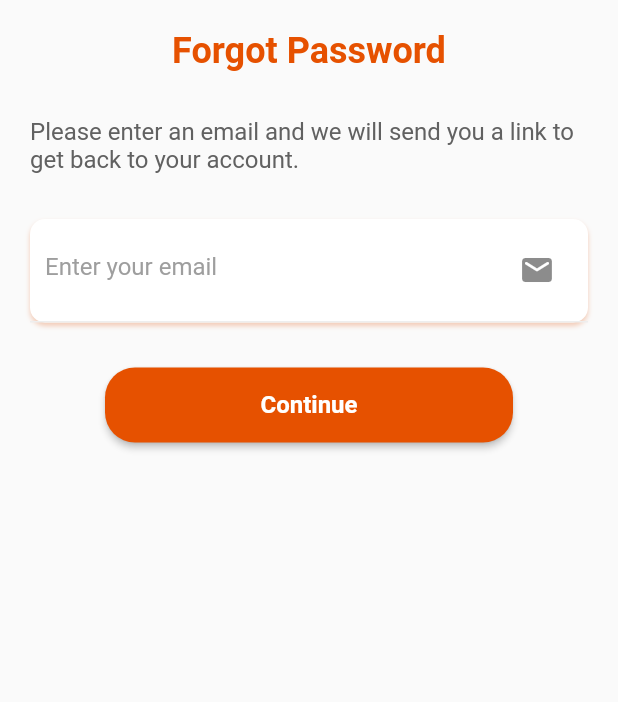
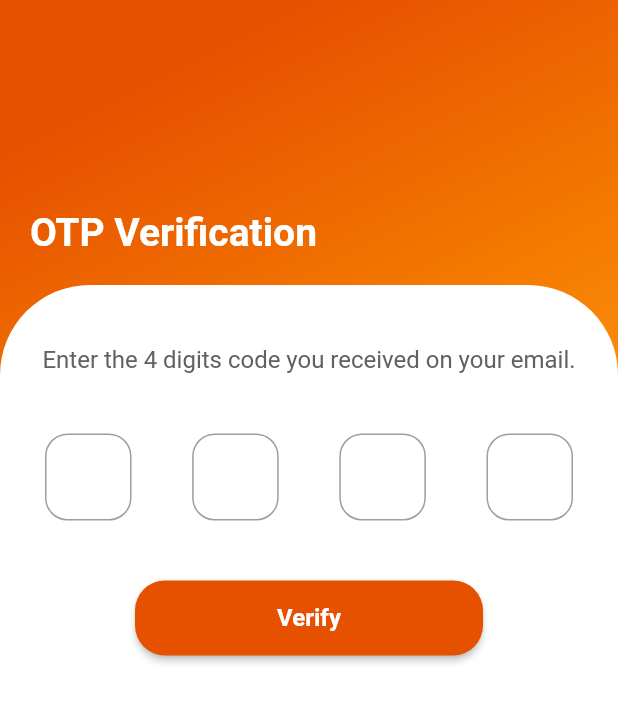
Before and after one commit to divyapanthi/event_app_flutter, a Flutter app: the ForgotPassword screen opened directly, after a tap on "Continue", on a phone screen of 412 x 824 dp. Shown: the top 702 px of the screen. Run offline on Flutter 3.47's test engine with Material 2 defaults, Android fonts, the phone set to English and light mode, and no system bars; our stand-ins replace flutter_svg.

Commit message:
Add forgot password sreen and otp screen UI

```diff
--- a/lib/src/core/constant/custom_header_decoration.dart
+++ b/lib/src/core/constant/custom_header_decoration.dart
@@ -18,7 +18,7 @@ customHeaderTextWidget(text1, text2){
         style: TextStyle(color: Colors.white, fontSize: 40),
       ),
       SizedBox(
-        height: 10,
+        height: 5,
       ),
       Text(
         "$text2",
--- /dev/null
+++ b/lib/src/core/constant/otp_input_decoration.dart
@@ -0,0 +1,14 @@
+import 'package:flutter/material.dart';
+
+final otpInputDecoration = InputDecoration(
+    contentPadding: EdgeInsets.symmetric(vertical: 15, horizontal: 15),
+    enabledBorder: outlineInputBorder(),
+    focusedBorder: outlineInputBorder(),
+);
+
+OutlineInputBorder outlineInputBorder(){
+  return OutlineInputBorder(
+      borderRadius: BorderRadius.circular(15),
+      borderSide: BorderSide(color: Colors.grey[500])
+  );
+}
--- a/lib/src/screens/forgot_password.dart
+++ b/lib/src/screens/forgot_password.dart
@@ -1,5 +1,7 @@
 import 'package:flutter/material.dart';
 import 'package:ui_designs/src/core/constant/custom_form_decoration.dart';
+import 'package:ui_designs/src/core/constant/custom_header_decoration.dart';
+import 'package:ui_designs/src/screens/otp_screen.dart';
 import 'package:ui_designs/src/widgets/custom_submit_button.dart';
 import 'package:ui_designs/src/widgets/custom_text_field.dart';
 
@@ -8,32 +10,33 @@ class ForgotPassword extends StatelessWidget {
 
   @override
   Widget build(BuildContext context) {
-    return Container(
-        height: 330,
+    return Scaffold(
+      resizeToAvoidBottomInset: false,
+      body: Container(
           width: double.infinity,
-        // decoration: customHeaderDecoration(),
+          decoration: customHeaderDecoration(),
           child: Column(
-          crossAxisAlignment: CrossAxisAlignment.center,
+            crossAxisAlignment: CrossAxisAlignment.start,
             children: <Widget> [
-            SizedBox(height: 10,),
+              SizedBox(height: 120,),
               Padding(
-              padding: const EdgeInsets.all(10),
+                padding: const EdgeInsets.all(20),
                 child: Text("Forgot Password", style: TextStyle(
                   fontWeight: FontWeight.bold,
-                color: Colors.orange[900],
-                fontSize: 24,
+                  color: Colors.white,
+                  fontSize: 26,
                 ),
                 )
               ),
               Expanded(
                   child: Container(
-                  // decoration: customDesignRadius(),
+                    decoration: customDesignRadius(),
                     child: Padding(
-                    padding: const EdgeInsets.all(20.0),
+                      padding: const EdgeInsets.all(25.0),
                       child: Column(
                         children: [
-                        // SizedBox(height: 2,),
-                        Text("Please enter an email and we will send you a link to get back to your account.",
+                          SizedBox(height: 20,),
+                          Text("Please enter your email and we will send you a 4 digits code to your email.",
                             style: TextStyle(
                               fontSize: 16,
                               color: Colors.grey[700],
@@ -44,12 +47,17 @@ class ForgotPassword extends StatelessWidget {
                             decoration: customFormDecoration(),
                             child: Column(
                               children: <Widget> [
-                              CustomTextField(hintText: "Enter your email", suffix: Icon(Icons.email_rounded),)
+                                CustomTextField(hintText: "Enter your email", suffix: Icon(Icons.email_rounded, color: Colors.orange[900],),)
                               ],
                             ),
                           ),
                           SizedBox(height: 30,),
-                        SubmitButton(buttonText: "Continue"),
+                          SubmitButton(buttonText: "Continue", onPressed: () {
+                            Navigator.of(context)
+                                .push(MaterialPageRoute(builder: (ctx) {
+                            return OTPScreen();
+                            }));
+                          },),
                         ],
                       ),
                     ),
@@ -57,6 +65,7 @@ class ForgotPassword extends StatelessWidget {
               )
             ]
           )
+        ),
     );
   }
 }
--- a/lib/src/screens/login.dart
+++ b/lib/src/screens/login.dart
@@ -39,31 +39,18 @@ class Login extends StatelessWidget {
                           child: Column(
                             children: <Widget>[
                               CustomTextField(hintText: "Email or Phone Number"),
-                              CustomTextField(hintText: "Password"),
+                              CustomTextField(hintText: "Password",obscureText: true,),
                             ],
                           ),
                         ),
                         SizedBox(height: 25,),
                         GestureDetector(
-                          onTap: (){
-                            showModalBottomSheet(
-                                context: context,
-                                builder: (context) {
-                                  return ForgotPassword();
-                            },
-                            shape: RoundedRectangleBorder(
-                            borderRadius: BorderRadius.vertical(
-                            top: Radius.circular(50),
-                            ),
-                            ),
-                          );// ModalBottomSheet
+                          onTap: () {
+                            Navigator.of(context)
+                                .push(MaterialPageRoute(builder: (ctx) {
+                              return ForgotPassword();
+                            }));
                           },
-                          // onTap: () {
-                          //   Navigator.of(context)
-                          //       .push(MaterialPageRoute(builder: (ctx) {
-                          //     return ForgotPassword();
-                          //   }));
-                          // },
                           child: Text(
                             "Forgot Password?",
                             style: TextStyle(color: Colors.grey, decoration: TextDecoration.underline),
--- /dev/null
+++ b/lib/src/screens/otp_screen.dart
@@ -0,0 +1,59 @@
+import 'package:flutter/material.dart';
+import 'package:ui_designs/src/core/constant/custom_form_decoration.dart';
+import 'package:ui_designs/src/core/constant/custom_header_decoration.dart';
+import 'package:ui_designs/src/widgets/custom_submit_button.dart';
+import 'package:ui_designs/src/widgets/custom_text_field.dart';
+import 'package:ui_designs/src/widgets/otp_form.dart';
+
+class OTPScreen extends StatelessWidget {
+  const OTPScreen({Key key}) : super(key: key);
+
+  @override
+  Widget build(BuildContext context) {
+    return Scaffold(
+      resizeToAvoidBottomInset: false,
+      body: Container(
+          width: double.infinity,
+          decoration: customHeaderDecoration(),
+          child: Column(
+              crossAxisAlignment: CrossAxisAlignment.start,
+              children: <Widget> [
+                SizedBox(height: 120,),
+                Padding(
+                    padding: const EdgeInsets.all(20),
+                    child: Text("OTP Verification", style: TextStyle(
+                      fontWeight: FontWeight.bold,
+                      color: Colors.white,
+                      fontSize: 26,
+                    ),
+                    )
+                ),
+                Expanded(
+                    child: Container(
+                      decoration: customDesignRadius(),
+                      child: Padding(
+                        padding: const EdgeInsets.all(20.0),
+                        child: Column(
+                          children: [
+                            SizedBox(height: 20,),
+                            Text("Enter the 4 digits code you received on your email.",
+                              style: TextStyle(
+                                fontSize: 16,
+                                color: Colors.grey[700],
+                              ),
+                            ),
+                            SizedBox(height: 30,),
+                            OTPForm(),
+                            SizedBox(height: 30,),
+                            SubmitButton(buttonText: "Verify")
+                          ],
+                        ),
+                      ),
+                    )
+                )
+              ]
+          )
+      ),
+    );
+  }
+}
--- a/lib/src/screens/signup.dart
+++ b/lib/src/screens/signup.dart
@@ -19,28 +19,29 @@ class SignUp extends StatelessWidget {
         child: Column(
           crossAxisAlignment: CrossAxisAlignment.start,
           children: <Widget>[
-            SizedBox(height: 80,),
+            SizedBox(height: 50,),
             Padding(padding: EdgeInsets.all(10), child: customHeaderTextWidget("Sign Up", "Create and Account, its free")),
             SizedBox(height: 10),
             Expanded(
               child: Container(
               decoration: customDesignRadius(),
               child: Padding(
-                padding: EdgeInsets.all(25),
+                padding: EdgeInsets.all(30),
                 child: Column(
                   children: <Widget>[
                     SizedBox(
-                      height: 20,
+                      height: 5,
                     ),
                     Container(
                       decoration: customFormDecoration(),
                       child: Column(
                         children: <Widget>[
-                          CustomTextField(hintText: "Email or Phone Number"),
+                          CustomTextField(hintText: "First Name"),
+                          CustomTextField(hintText: "Last Name"),
+                          CustomTextField(hintText: "Email"),
                           CustomTextField(hintText: "Password"),
                           CustomTextField(hintText: "Confirm Password"),
                           Container(
-                              padding: EdgeInsets.all(10),
                               decoration: BoxDecoration(
                                   border: Border(
                                       bottom:
--- a/lib/src/widgets/custom_submit_button.dart
+++ b/lib/src/widgets/custom_submit_button.dart
@@ -2,17 +2,18 @@ import 'package:flutter/material.dart';
 
 class SubmitButton extends StatelessWidget {
   final String buttonText;
+  final Function onPressed;
 
-  const SubmitButton({Key key, @required this.buttonText}) : super(key: key);
+  const SubmitButton({Key key, @required this.buttonText, this.onPressed}) : super(key: key);
 
   @override
   Widget build(BuildContext context) {
     return Container(
       height: 50,
       width: double.infinity,
-      margin: EdgeInsets.symmetric(horizontal: 50),
+      margin: EdgeInsets.symmetric(horizontal: 70),
       child: ElevatedButton(
-        onPressed: () {},
+        onPressed: onPressed??(){},
         child: Text(
           "$buttonText",
           style: TextStyle(
--- a/lib/src/widgets/custom_text_field.dart
+++ b/lib/src/widgets/custom_text_field.dart
@@ -5,14 +5,15 @@ class CustomTextField extends StatelessWidget {
   final Function onTap;
   final Widget suffix;
 
+  final bool obscureText;
 
-  const CustomTextField({Key key, @required this.hintText, this.onTap, this.suffix})
+  const CustomTextField({Key key, @required this.hintText, this.onTap, this.suffix, this.obscureText})
       : super(key: key);
 
   @override
   Widget build(BuildContext context) {
     return Container(
-      padding: EdgeInsets.all(10),
+      padding: EdgeInsets.all(5),
       decoration: BoxDecoration(
           border: Border(bottom: BorderSide(color: Colors.grey[200]))),
       child: TextField(
--- /dev/null
+++ b/lib/src/widgets/otp_form.dart
@@ -0,0 +1,79 @@
+import 'package:flutter/material.dart';
+import 'package:ui_designs/src/core/constant/otp_input_decoration.dart';
+import 'package:ui_designs/src/widgets/custom_submit_button.dart';
+
+class OTPForm extends StatefulWidget {
+  const OTPForm({Key key}) : super(key: key);
+
+  @override
+  _OTPFormState createState() => _OTPFormState();
+}
+
+class _OTPFormState extends State<OTPForm> {
+  @override
+  Widget build(BuildContext context) {
+    return Form(
+      child: Padding(
+        padding: const EdgeInsets.all(10.0),
+        child: Row(
+          mainAxisAlignment: MainAxisAlignment.spaceBetween,
+          children: [
+            SizedBox(
+              width:  MediaQuery.of(context).size.width*0.14,
+              child: TextFormField(
+                obscureText: true,
+                keyboardType: TextInputType.number,
+                style: TextStyle(
+                    fontSize: 24,
+                  color: Colors.grey[700],
+                ),
+                textAlign: TextAlign.center,
+                decoration: otpInputDecoration,
+              ),
+            ),
+            SizedBox(
+              width:  MediaQuery.of(context).size.width*0.14,
+              child: TextFormField(
+                obscureText: true,
+                keyboardType: TextInputType.number,
+                style: TextStyle(
+                  fontSize: 24,
+                  color: Colors.grey[700],
+                ),
+                textAlign: TextAlign.center,
+                decoration: otpInputDecoration,
+              ),
+            ),
+            SizedBox(
+              width:  MediaQuery.of(context).size.width*0.14,
+              child: TextFormField(
+                obscureText: true,
+                keyboardType: TextInputType.number,
+                style: TextStyle(
+                  fontSize: 24,
+                  color: Colors.grey[700],
+                ),
+                textAlign: TextAlign.center,
+                decoration: otpInputDecoration,
+              ),
+            ),
+            SizedBox(
+              width:  MediaQuery.of(context).size.width*0.14,
+              child: TextFormField(
+                obscureText: true,
+                keyboardType: TextInputType.number,
+                style: TextStyle(
+                  fontSize: 24,
+                  color: Colors.grey[700],
+                ),
+                textAlign: TextAlign.center,
+                decoration: otpInputDecoration,
+              ),
+            ),
+
+          ],
+        ),
+      ),
+    );
+  }
+}
```
Lines whose indentation alone changed are shown as unchanged.
